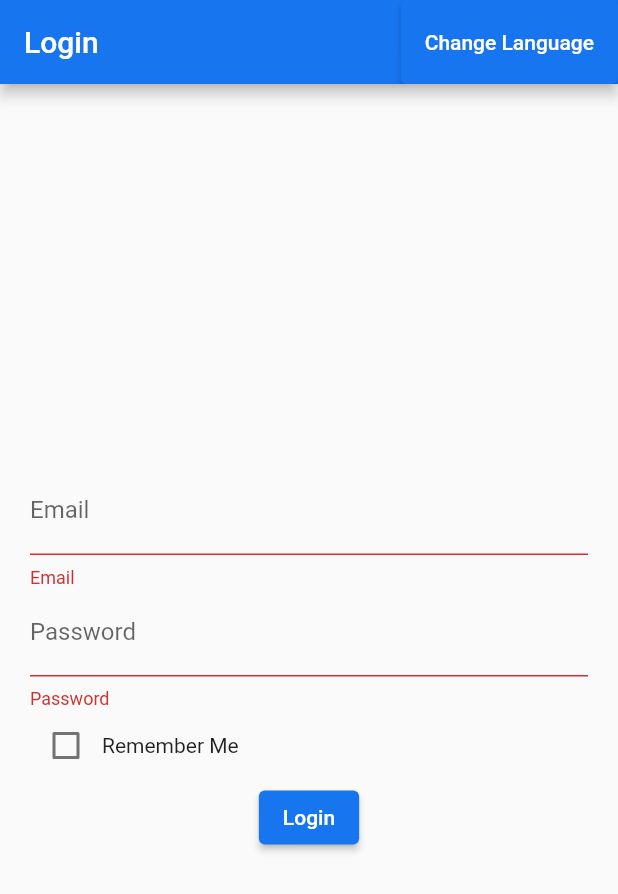
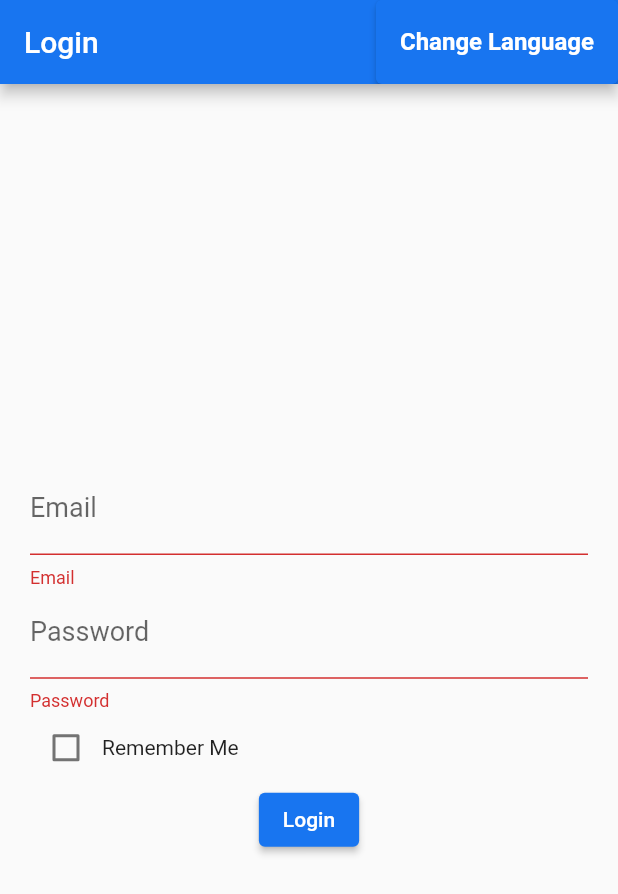
Before and after one commit to vladislavv27/hmguru_app, a Flutter app: the screen it shows after launch, after a tap on "Login", on a phone screen of 412 x 824 dp. Shown: the top 894 px of the screen. Run offline on Flutter 3.47's test engine with Material 2 defaults, Android fonts, the phone set to English and light mode, and no system bars; our stand-ins replace fl_chart, flutter_dotenv, flutter_secure_storage, flutter_svg, jwt_decoder, shared_preferences; missing offline and left inert: flag; generated files the repository leaves out were written again.

Commit message:
improved ui for login_view

```diff
--- a/lib/src/pages/login_view.dart
+++ b/lib/src/pages/login_view.dart
@@ -58,8 +58,6 @@ class _LoginViewState extends State<LoginView> {
 
   @override
   Widget build(BuildContext context) {
-    final locale = Localizations.localeOf(context);
-
     return Scaffold(
       appBar: AppBar(
         title: Text(AppLocalizations.of(context)!.loginTitle),
@@ -72,7 +70,10 @@ class _LoginViewState extends State<LoginView> {
             style: ElevatedButton.styleFrom(
               primary: Theme.of(context).primaryColor,
             ),
-            child: Text(AppLocalizations.of(context)!.selectLanguage),
+            child: Text(
+              AppLocalizations.of(context)!.selectLanguage,
+              style: TextStyle(fontWeight: FontWeight.bold, fontSize: 16),
+            ),
           ),
         ],
       ),
@@ -88,7 +89,8 @@ class _LoginViewState extends State<LoginView> {
                   children: <Widget>[
                     TextFormField(
                       decoration: InputDecoration(
-                          labelText: AppLocalizations.of(context)!.emailLabel),
+                          labelText: AppLocalizations.of(context)!.emailLabel,
+                          labelStyle: TextStyle(fontSize: 18)),
                       validator: (value) {
                         if (value == null || value.isEmpty) {
                           return AppLocalizations.of(context)!.emailLabel;
@@ -99,8 +101,11 @@ class _LoginViewState extends State<LoginView> {
                     ),
                     TextFormField(
                       decoration: InputDecoration(
-                          labelText:
-                              AppLocalizations.of(context)!.passwordLabel),
+                        labelText: AppLocalizations.of(context)!.passwordLabel,
+                        labelStyle: TextStyle(
+                          fontSize: 18,
+                        ),
+                      ),
                       obscureText: true,
                       validator: (value) {
                         if (value == null || value.isEmpty) {
@@ -153,14 +158,12 @@ class _LoginViewState extends State<LoginView> {
       context: context,
       builder: (BuildContext context) {
         return AlertDialog(
-          title: Text('Available Locales: ${supportedLocales}'),
           content: Column(
             mainAxisSize: MainAxisSize.min,
             children: supportedLocales.map((locale) {
               String displayLocale =
                   (locale.languageCode == 'en') ? 'gb' : locale.languageCode;
 
-              if (locale != null) {
               return ListTile(
                 title: Row(
                   children: [
@@ -179,9 +182,6 @@ class _LoginViewState extends State<LoginView> {
                   Navigator.of(context).pop();
                 },
               );
-              } else {
-                return Container();
-              }
             }).toList(),
           ),
         );
@@ -272,7 +272,7 @@ class _LoginViewState extends State<LoginView> {
       print('Error: $e');
       ScaffoldMessenger.of(context).showSnackBar(
         SnackBar(
-          content: Text('An error occurred. Please try again.'),
+          content: Text(AppLocalizations.of(context)!.errorOccurred),
           duration: Duration(seconds: 3),
         ),
       );
@@ -293,8 +293,8 @@ class _LoginViewState extends State<LoginView> {
       SnackBar(
         content: Text(
           isSuccess
-              ? 'Login Success'
-              : 'Login failed. Please check your credentials.',
+              ? AppLocalizations.of(context)!.loginSuccess
+              : AppLocalizations.of(context)!.loginFailure,
           textAlign: TextAlign.center,
           style: TextStyle(fontWeight: FontWeight.bold),
         ),
```
Lines whose indentation alone changed are shown as unchanged.
